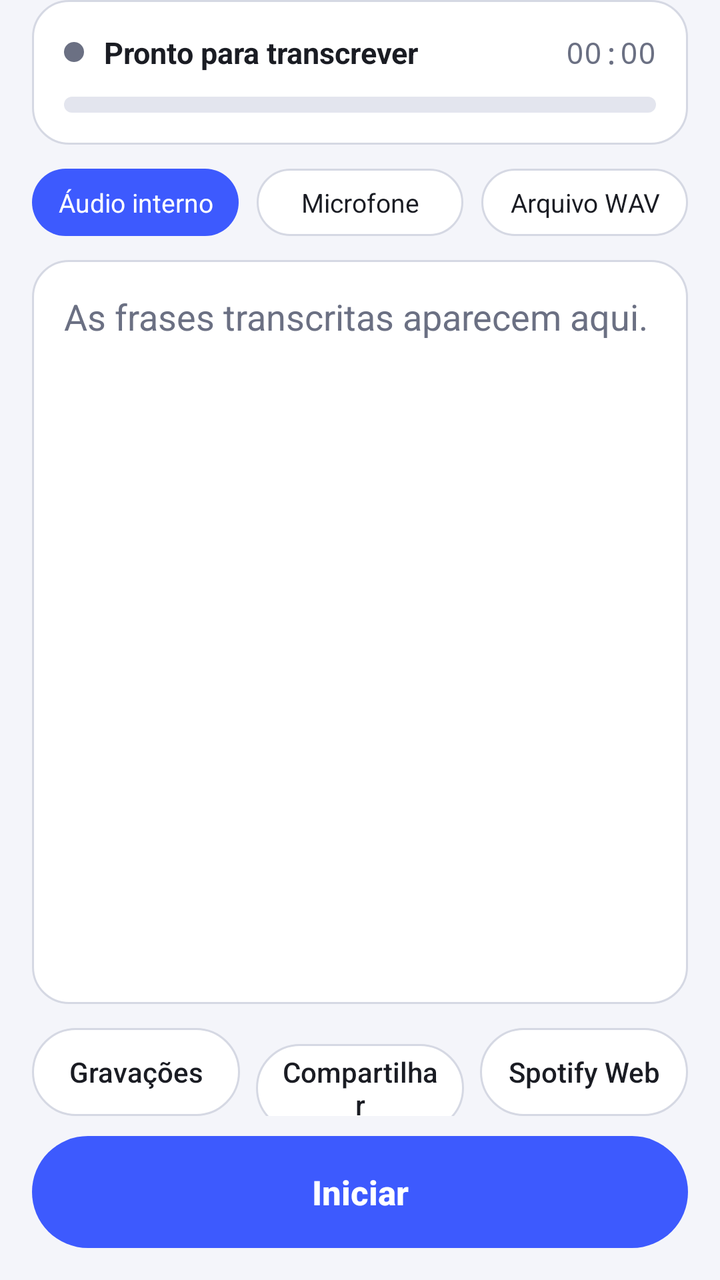
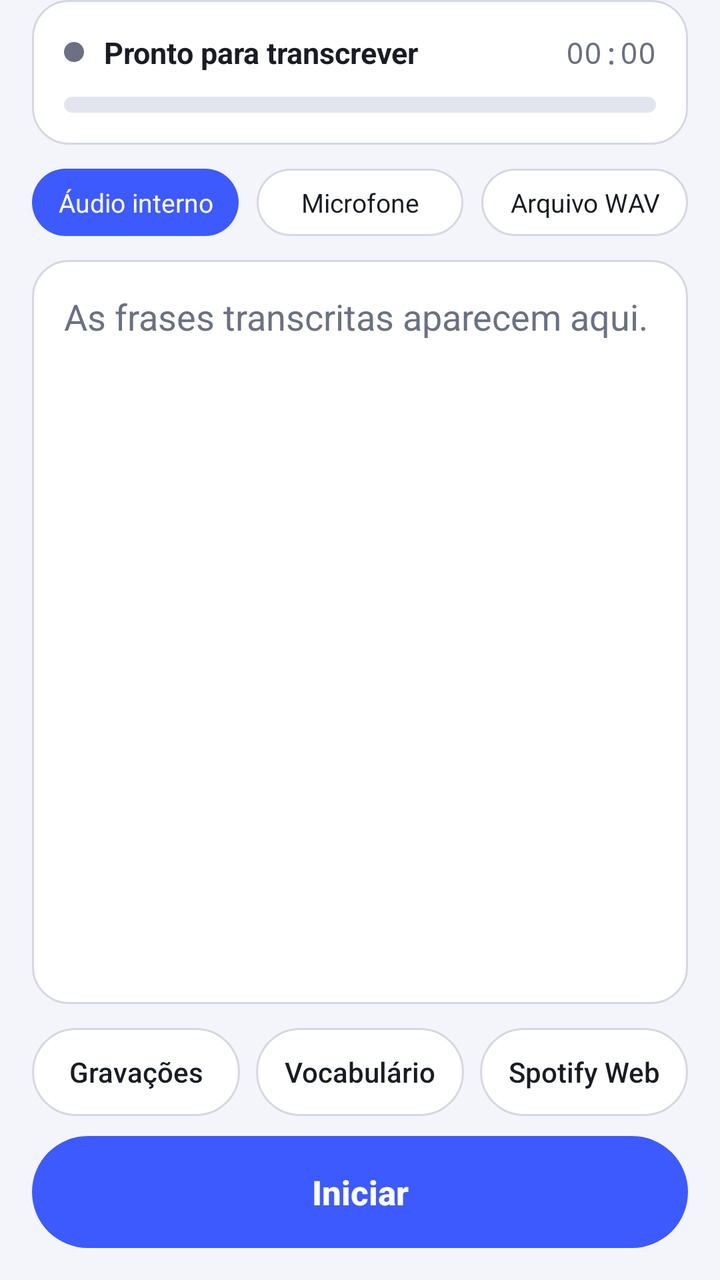

Screens rendered from an Android XML layout before and after an edit, with the pre-edit source and the edit as a unified diff.
<!-- AndroidManifest.xml: application theme Theme.LegendaJP -->
<!-- res/layout/activity_main.xml -->
<?xml version="1.0" encoding="utf-8"?>
<LinearLayout xmlns:android="http://schemas.android.com/apk/res/android"
    android:layout_width="match_parent"
    android:layout_height="match_parent"
    android:orientation="vertical"
    android:paddingStart="16dp"
    android:paddingEnd="16dp"
    android:paddingBottom="16dp">

    
    <LinearLayout
        android:id="@+id/statusCard"
        android:layout_width="match_parent"
        android:layout_height="wrap_content"
        android:orientation="vertical"
        android:background="@drawable/bg_card"
        android:padding="16dp">

        <LinearLayout
            android:layout_width="match_parent"
            android:layout_height="wrap_content"
            android:orientation="horizontal"
            android:gravity="center_vertical">

            <View
                android:id="@+id/statusDot"
                android:layout_width="10dp"
                android:layout_height="10dp"
                android:layout_marginEnd="10dp"
                android:background="@drawable/status_dot" />

            <TextView
                android:id="@+id/statusText"
                android:layout_width="0dp"
                android:layout_height="wrap_content"
                android:layout_weight="1"
                android:text="@string/status_ready"
                android:textColor="@color/text"
                android:textSize="15sp"
                android:textStyle="bold" />

            <TextView
                android:id="@+id/timer"
                android:layout_width="wrap_content"
                android:layout_height="wrap_content"
                android:text="00:00"
                android:fontFamily="monospace"
                android:textColor="@color/text_secondary"
                android:textSize="15sp" />
        </LinearLayout>

        <TextView
            android:id="@+id/statusDetail"
            android:layout_width="match_parent"
            android:layout_height="wrap_content"
            android:layout_marginTop="4dp"
            android:textColor="@color/text_secondary"
            android:textSize="13sp"
            android:textIsSelectable="true"
            android:visibility="gone" />

        <ProgressBar
            android:id="@+id/levelBar"
            style="?android:attr/progressBarStyleHorizontal"
            android:layout_width="match_parent"
            android:layout_height="8dp"
            android:layout_marginTop="12dp"
            android:max="100"
            android:progressDrawable="@drawable/level_progress" />
    </LinearLayout>

    
    <RadioGroup
        android:id="@+id/sourceGroup"
        android:layout_width="match_parent"
        android:layout_height="wrap_content"
        android:layout_marginTop="12dp"
        android:orientation="horizontal">

        <RadioButton
            android:id="@+id/sourceInternal"
            style="@style/Chip"
            android:layout_width="0dp"
            android:layout_height="wrap_content"
            android:layout_weight="1"
            android:layout_marginEnd="6dp"
            android:checked="true"
            android:text="@string/source_internal" />

        <RadioButton
            android:id="@+id/sourceMic"
            style="@style/Chip"
            android:layout_width="0dp"
            android:layout_height="wrap_content"
            android:layout_weight="1"
            android:layout_marginStart="3dp"
            android:layout_marginEnd="3dp"
            android:text="@string/source_mic" />

        <RadioButton
            android:id="@+id/sourceFile"
            style="@style/Chip"
            android:layout_width="0dp"
            android:layout_height="wrap_content"
            android:layout_weight="1"
            android:layout_marginStart="6dp"
            android:text="@string/source_file" />
    </RadioGroup>

    
    <FrameLayout
        android:layout_width="match_parent"
        android:layout_height="0dp"
        android:layout_weight="1"
        android:layout_marginTop="12dp"
        android:background="@drawable/bg_card">

        <ScrollView
            android:id="@+id/scroll"
            android:layout_width="match_parent"
            android:layout_height="match_parent"
            android:padding="16dp"
            android:scrollbars="vertical">

            <LinearLayout
                android:layout_width="match_parent"
                android:layout_height="wrap_content"
                android:orientation="vertical">

                <TextView
                    android:id="@+id/transcript"
                    android:layout_width="match_parent"
                    android:layout_height="wrap_content"
                    android:text="@string/empty_transcript"
                    android:textColor="@color/text_secondary"
                    android:textSize="18sp"
                    android:lineSpacingExtra="6dp"
                    android:textIsSelectable="true" />

                <TextView
                    android:id="@+id/partial"
                    android:layout_width="match_parent"
                    android:layout_height="wrap_content"
                    android:layout_marginTop="8dp"
                    android:textColor="@color/accent"
                    android:textSize="17sp"
                    android:lineSpacingExtra="6dp"
                    android:visibility="gone" />
            </LinearLayout>
        </ScrollView>
    </FrameLayout>

    
    <LinearLayout
        android:layout_width="match_parent"
        android:layout_height="wrap_content"
        android:layout_marginTop="12dp"
        android:orientation="horizontal">

        <Button
            android:id="@+id/btnRecordings"
            style="@style/Button.Outline"
            android:layout_width="0dp"
            android:layout_height="wrap_content"
            android:layout_weight="1"
            android:layout_marginEnd="4dp"
            android:text="@string/recordings" />

        <Button
            android:id="@+id/btnShare"
            style="@style/Button.Outline"
            android:layout_width="0dp"
            android:layout_height="wrap_content"
            android:layout_weight="1"
            android:layout_marginStart="4dp"
            android:layout_marginEnd="4dp"
            android:text="@string/share" />

        <Button
            android:id="@+id/btnSpotify"
            style="@style/Button.Outline"
            android:layout_width="0dp"
            android:layout_height="wrap_content"
            android:layout_weight="1"
            android:layout_marginStart="4dp"
            android:text="@string/spotify_web" />
    </LinearLayout>

    
    <Button
        android:id="@+id/btnMain"
        style="@style/Button.Primary"
        android:layout_width="match_parent"
        android:layout_height="wrap_content"
        android:layout_marginTop="10dp"
        android:text="@string/start" />
</LinearLayout>
<!-- resources referenced by this layout -->
<resources>
  <color name="accent">#3D5AFE</color>
  <color name="text">#1A1C23</color>
  <color name="text_secondary">#6B7083</color>
  <!-- drawable bg_card (drawable) -->
  <?xml version="1.0" encoding="utf-8"?>
  <shape xmlns:android="http://schemas.android.com/apk/res/android" android:shape="rectangle">
      <solid android:color="@color/card" />
      <stroke android:width="1dp" android:color="@color/outline" />
      <corners android:radius="18dp" />
  </shape>
  <!-- drawable status_dot (drawable) -->
  <?xml version="1.0" encoding="utf-8"?>
  <shape xmlns:android="http://schemas.android.com/apk/res/android" android:shape="oval">
      <solid android:color="@color/text_secondary" />
      <size android:width="10dp" android:height="10dp" />
  </shape>
  <string name="empty_transcript">As frases transcritas aparecem aqui.</string>
  <string name="recordings">Gravações</string>
  <string name="share">Compartilhar</string>
  <string name="source_file">Arquivo WAV</string>
  <string name="source_internal">Áudio interno</string>
  <string name="source_mic">Microfone</string>
  <string name="spotify_web">Spotify Web</string>
  <string name="start">Iniciar</string>
  <string name="status_ready">Pronto para transcrever</string>
  <style name="Button.Outline" parent="@android:style/Widget.DeviceDefault.Button">
          <item name="android:background">@drawable/bg_button_outline</item>
          <item name="android:textColor">@color/text</item>
          <item name="android:textSize">14sp</item>
          <item name="android:textAllCaps">false</item>
          <item name="android:minHeight">44dp</item>
          <item name="android:paddingStart">12dp</item>
          <item name="android:paddingEnd">12dp</item>
          <item name="android:stateListAnimator">@null</item>
      </style>
  <style name="Button.Primary" parent="@android:style/Widget.DeviceDefault.Button">
          <item name="android:background">@drawable/bg_button_primary</item>
          <item name="android:textColor">#FFFFFF</item>
          <item name="android:textSize">17sp</item>
          <item name="android:textStyle">bold</item>
          <item name="android:textAllCaps">false</item>
          <item name="android:minHeight">56dp</item>
          <item name="android:stateListAnimator">@null</item>
      </style>
  <color name="card">#FFFFFF</color>
  <color name="outline">#D5D8E3</color>
  <color name="level_track">#E3E5EE</color>
  <!-- drawable bg_button_outline (drawable) -->
  <?xml version="1.0" encoding="utf-8"?>
  <ripple xmlns:android="http://schemas.android.com/apk/res/android" android:color="@color/accent_soft">
      <item>
          <shape android:shape="rectangle">
              <solid android:color="@color/card" />
              <stroke android:width="1dp" android:color="@color/outline" />
              <corners android:radius="22dp" />
          </shape>
      </item>
  </ripple>
  <!-- drawable bg_button_primary (drawable) -->
  <?xml version="1.0" encoding="utf-8"?>
  <ripple xmlns:android="http://schemas.android.com/apk/res/android" android:color="#33FFFFFF">
      <item>
          <shape android:shape="rectangle">
              <solid android:color="@color/accent" />
              <corners android:radius="28dp" />
          </shape>
      </item>
  </ripple>
  <color name="primary">#1E2A5A</color>
  <color name="background">#F4F5FA</color>
  <style name="LegendaJP.ActionBar" parent="@android:style/Widget.DeviceDefault.ActionBar.Solid">
          <item name="android:background">@color/background</item>
          <item name="android:elevation">0dp</item>
          <item name="android:titleTextStyle">@style/LegendaJP.ActionBar.Title</item>
      </style>
  <color name="accent_soft">#2A3D5AFE</color>
  <style name="LegendaJP.ActionBar.Title" parent="@android:style/TextAppearance.DeviceDefault.Widget.ActionBar.Title">
          <item name="android:textColor">@color/text</item>
          <item name="android:textStyle">bold</item>
      </style>
  <!-- unchanged entries left out for length: 4 -->
</resources>

<!-- the commit's change to res/layout/activity_main.xml (unified diff, before → after) -->
@@ -167,14 +167,14 @@
             android:text="@string/recordings" />
 
         <Button
-            android:id="@+id/btnShare"
+            android:id="@+id/btnVocab"
             style="@style/Button.Outline"
             android:layout_width="0dp"
             android:layout_height="wrap_content"
             android:layout_weight="1"
             android:layout_marginStart="4dp"
             android:layout_marginEnd="4dp"
-            android:text="@string/share" />
+            android:text="@string/vocab" />
 
         <Button
             android:id="@+id/btnSpotify"
<!-- resource entries referenced after the edit -->
@@ -18,13 +18,13 @@
   </shape>
   <string name="empty_transcript">As frases transcritas aparecem aqui.</string>
   <string name="recordings">Gravações</string>
-  <string name="share">Compartilhar</string>
   <string name="source_file">Arquivo WAV</string>
   <string name="source_internal">Áudio interno</string>
   <string name="source_mic">Microfone</string>
   <string name="spotify_web">Spotify Web</string>
   <string name="start">Iniciar</string>
   <string name="status_ready">Pronto para transcrever</string>
+  <string name="vocab">Vocabulário</string>
   <style name="Button.Outline" parent="@android:style/Widget.DeviceDefault.Button">
           <item name="android:background">@drawable/bg_button_outline</item>
           <item name="android:textColor">@color/text</item>
